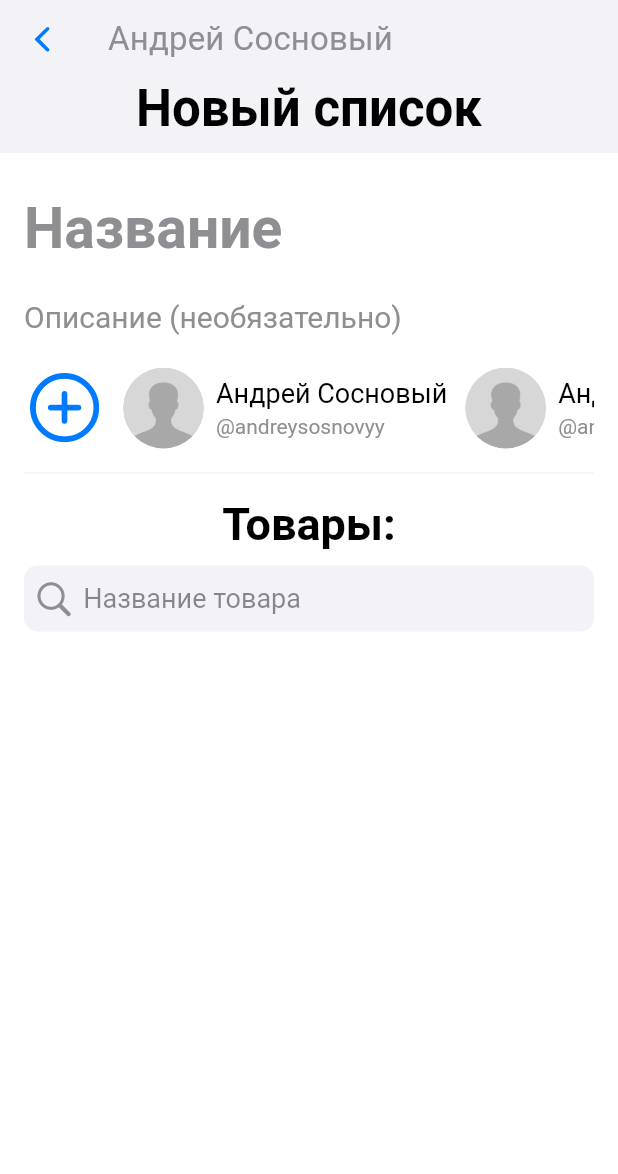
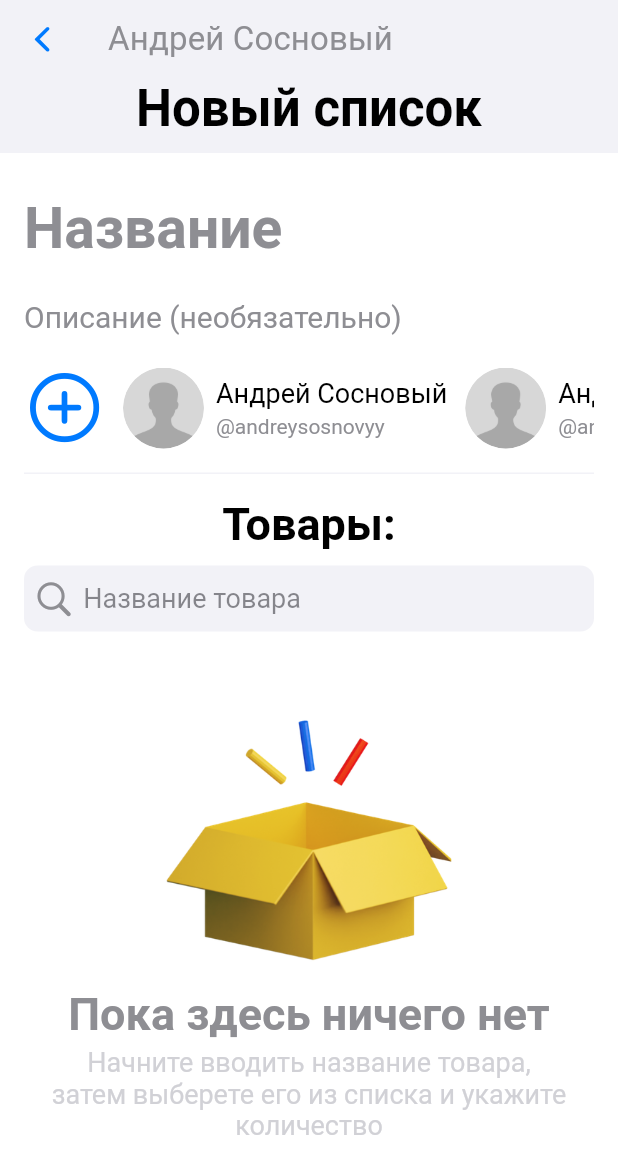
Before and after one commit to AndreySosnovyy/diplom_flutter_shoppinglist, a Flutter app: the ListCreationView screen opened by its route, on a phone screen of 412 x 824 dp. Shown: the top 1174 px of the screen. Run offline on Flutter 3.47's test engine with Material 2 defaults, Android fonts, the phone set to English and light mode, and no system bars; our stand-ins replace auto_route, auto_size_text, cached_network_image, get_it, google_fonts, stacked; network calls fail.

Commit message:
added empty products list explainer

```diff
--- a/lib/features/workspace/presentation/screens/list_creation/list_creation_view.dart
+++ b/lib/features/workspace/presentation/screens/list_creation/list_creation_view.dart
@@ -6,6 +6,7 @@ import 'package:diplom/features/workspace/presentation/screens/list_creation/wid
 import 'package:diplom/features/workspace/presentation/screens/list_creation/widgets/common_textfield.dart';
 import 'package:flutter/cupertino.dart';
 import 'package:flutter/material.dart';
+import 'package:flutter/rendering.dart';
 import 'package:stacked/stacked.dart';
 
 import 'list_creation_viewmodel.dart';
@@ -88,13 +89,34 @@ class ListCreationView extends StatelessWidget {
                 ),
               ),
               if (viewModel.products.isEmpty)
-                Column(
-                  mainAxisSize: MainAxisSize.min,
-                  mainAxisAlignment: MainAxisAlignment.start,
-                  crossAxisAlignment: CrossAxisAlignment.center,
-                  children: [
-
-                  ],
+                Expanded(
+                  child: Column(
+                    mainAxisAlignment: MainAxisAlignment.center,
+                    children: [
+                      Image.asset(
+                        'assets/illustrations/empty_box.png',
+                        width: 244,
+                        fit: BoxFit.fitWidth,
+                      ),
+                      const SizedBox(height: 10),
+                      Text(
+                        'Пока здесь ничего нет',
+                        style: Theme.of(context)
+                            .textTheme
+                            .headline2!
+                            .copyWith(color: AppColors.grey1),
+                      ),
+                      const SizedBox(height: 4),
+                      Text(
+                        'Начните вводить название товара,\nзатем выберете его из списка и укажите количество',
+                        style: Theme.of(context)
+                            .textTheme
+                            .bodyText1!
+                            .copyWith(color: AppColors.grey2),
+                        textAlign: TextAlign.center,
+                      ),
+                    ],
+                  ),
                 ),
             ],
           ),
```
Also changed, not shown: assets/illustrations/empty_box.png.
